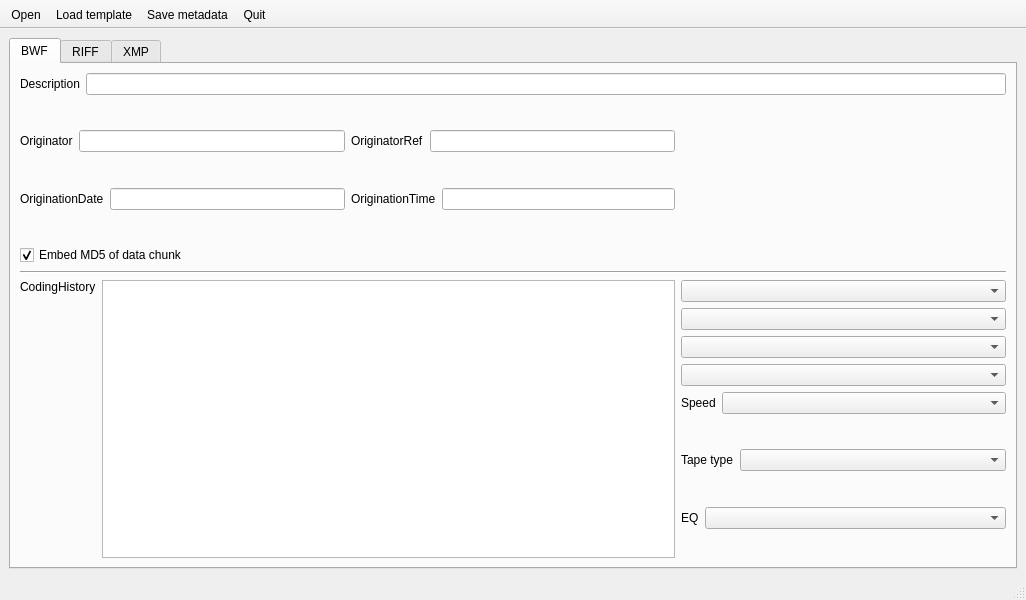
Old version of the form autoBWF/tabbed.ui in the repository Ukrainian-History/autoBWF.
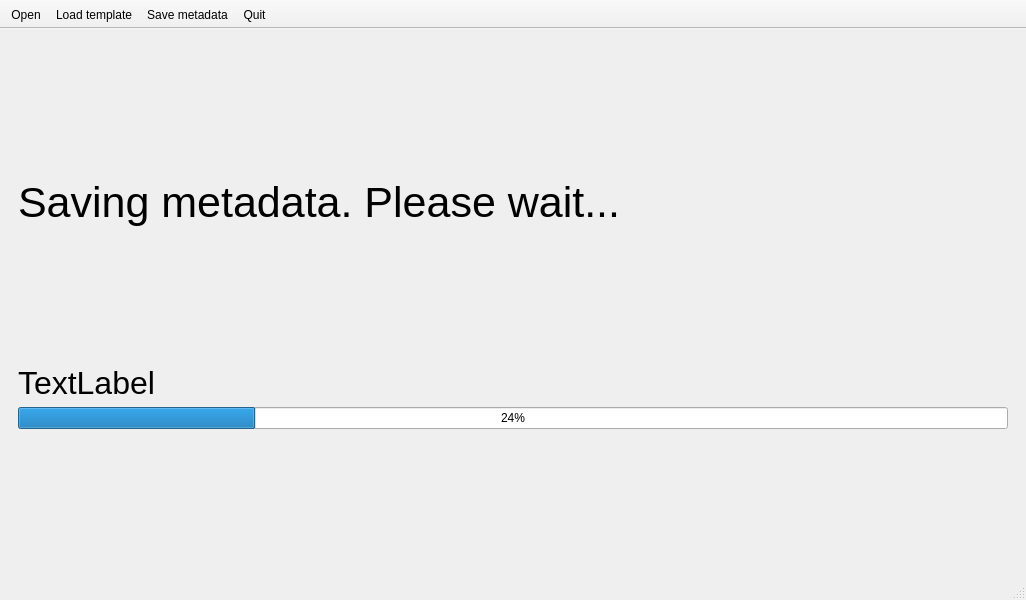
New version of the form. The open tabs and pages were chosen to show the change.

Commit message: Add stacked widget to UI for progress reporting

```diff
--- a/autoBWF/tabbed.ui
+++ b/autoBWF/tabbed.ui
@@ -16,6 +16,10 @@
   <widget class="QWidget" name="centralwidget">
    <layout class="QGridLayout" name="gridLayout_4">
     <item row="0" column="0">
+     <widget class="QStackedWidget" name="stackedWidget">
+      <widget class="QWidget" name="page">
+       <layout class="QGridLayout" name="gridLayout_8">
+        <item row="0" column="0">
      <widget class="QTabWidget" name="tabWidget">
       <property name="currentIndex">
        <number>0</number>
@@ -625,6 +629,88 @@
              </layout>
             </item>
            </layout>
+              </item>
+             </layout>
+            </item>
+           </layout>
+          </widget>
+         </widget>
+        </item>
+       </layout>
+      </widget>
+      <widget class="QWidget" name="page_2">
+       <layout class="QGridLayout" name="gridLayout_9">
+        <item row="0" column="0">
+         <layout class="QVBoxLayout" name="verticalLayout_3">
+          <item>
+           <spacer name="verticalSpacer_6">
+            <property name="orientation">
+             <enum>Qt::Vertical</enum>
+            </property>
+            <property name="sizeHint" stdset="0">
+             <size>
+              <width>20</width>
+              <height>40</height>
+             </size>
+            </property>
+           </spacer>
+          </item>
+          <item>
+           <widget class="QLabel" name="label_2">
+            <property name="font">
+             <font>
+              <pointsize>32</pointsize>
+             </font>
+            </property>
+            <property name="text">
+             <string>Saving metadata. Please wait...</string>
+            </property>
+           </widget>
+          </item>
+          <item>
+           <spacer name="verticalSpacer_4">
+            <property name="orientation">
+             <enum>Qt::Vertical</enum>
+            </property>
+            <property name="sizeHint" stdset="0">
+             <size>
+              <width>20</width>
+              <height>40</height>
+             </size>
+            </property>
+           </spacer>
+          </item>
+          <item>
+           <widget class="QLabel" name="label">
+            <property name="font">
+             <font>
+              <pointsize>24</pointsize>
+             </font>
+            </property>
+            <property name="text">
+             <string>TextLabel</string>
+            </property>
+           </widget>
+          </item>
+          <item>
+           <widget class="QProgressBar" name="progressBar">
+            <property name="value">
+             <number>24</number>
+            </property>
+           </widget>
+          </item>
+          <item>
+           <spacer name="verticalSpacer_5">
+            <property name="orientation">
+             <enum>Qt::Vertical</enum>
+            </property>
+            <property name="sizeHint" stdset="0">
+             <size>
+              <width>20</width>
+              <height>40</height>
+             </size>
+            </property>
+           </spacer>
           </item>
          </layout>
         </item>
```
Lines whose indentation alone changed are shown as unchanged. The commit also changes 5 other files.
